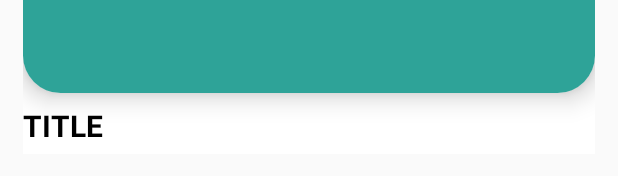
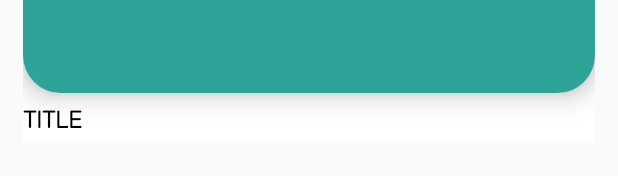
Before and after one commit to ukmumair/UnvNewsApp, an Android app: the layout listitems.xml on its own in the app's theme, with its tools: preview values and no code run, on a phone screen of 412 x 824 dp. Shown: the part 312-488 px from the top of the screen. Run offline under Robolectric (Android 15) with nearby library versions, the phone set to English and light mode, and no system bars.

Commit message:
Changed Font

```diff
--- a/app/src/main/res/layout/listitems.xml
+++ b/app/src/main/res/layout/listitems.xml
@@ -38,7 +38,8 @@
         android:paddingBottom="5dp"
         android:text="TITLE"
         android:textColor="@android:color/black"
-        android:textSize="20sp"
+        android:textSize="16sp"
+        android:fontFamily="@font/rubik"
         android:textStyle="bold"
         app:layout_constraintBottom_toBottomOf="parent"
         app:layout_constraintEnd_toEndOf="@id/cardView"
```
Also changed, not shown: app/src/main/res/font/rubik.ttf (added).
